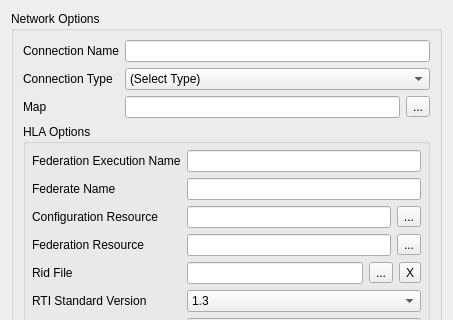
First picture: the form in source/StealthViewer/ui/HLAOptionsUi.ui, repository delta3d/SimulationCore, before the edit; both pictures show x 0 to 453 and y 0 to 320 of the 453 by 913 pixel window.
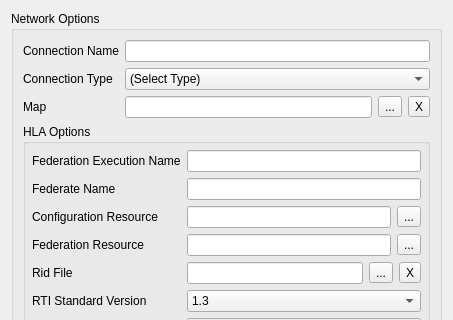
Second picture: the form after the edit.

Patch:
```diff
--- a/source/StealthViewer/ui/HLAOptionsUi.ui
+++ b/source/StealthViewer/ui/HLAOptionsUi.ui
@@ -100,7 +100,7 @@
          </widget>
         </item>
         <item row="3" column="1">
-         <layout class="QHBoxLayout">
+         <layout class="QHBoxLayout" name="_2">
           <property name="sizeConstraint">
            <enum>QLayout::SetMinimumSize</enum>
           </property>
@@ -124,6 +124,13 @@
             </property>
            </widget>
           </item>
+          <item>
+           <widget class="QToolButton" name="mMapClearButton">
+            <property name="text">
+             <string>X</string>
+            </property>
+           </widget>
+          </item>
          </layout>
         </item>
        </layout>
```
Left out of the diff: 24 changed lines with no effect on the pictures.
